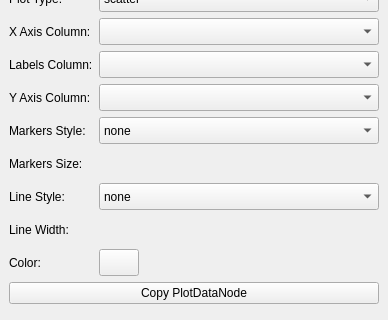
The window that Libs/MRML/Widgets/Resources/UI/qMRMLPlotViewInformationWidget.ui (Slicer/SlicerGitSVNArchive) describes before a commit, drawn with Qt 5; both pictures show x 0 to 388 and y 379 to 699 of the 388 by 699 pixel window.
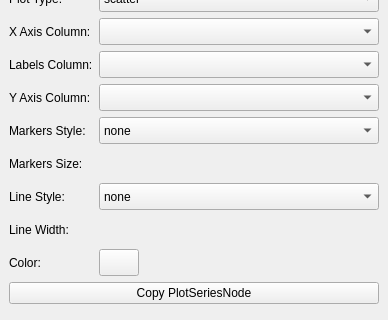
The same window after the commit. Custom widgets are drawn as their Qt base class.

Commit message: ENH: Rename PlotData to PlotSeries

What changed in the file:
```diff
--- a/Libs/MRML/Widgets/Resources/UI/qMRMLPlotViewInformationWidget.ui
+++ b/Libs/MRML/Widgets/Resources/UI/qMRMLPlotViewInformationWidget.ui
@@ -296,7 +296,7 @@
       <string/>
      </property>
      <property name="text" stdset="0">
-      <string>PlotData Properties</string>
+      <string>Plot Data Series Properties</string>
      </property>
      <property name="collapsed" stdset="0">
       <bool>false</bool>
@@ -770,7 +770,7 @@
       <item row="11" column="0" colspan="2">
        <widget class="ctkPushButton" name="copyPlotDataNodePushButton">
         <property name="text">
-         <string>Copy PlotDataNode</string>
+         <string>Copy PlotSeriesNode</string>
         </property>
        </widget>
       </item>
```
Left out of the diff: 16 changed lines with no effect on the pictures. The commit also changes 21 other files.
